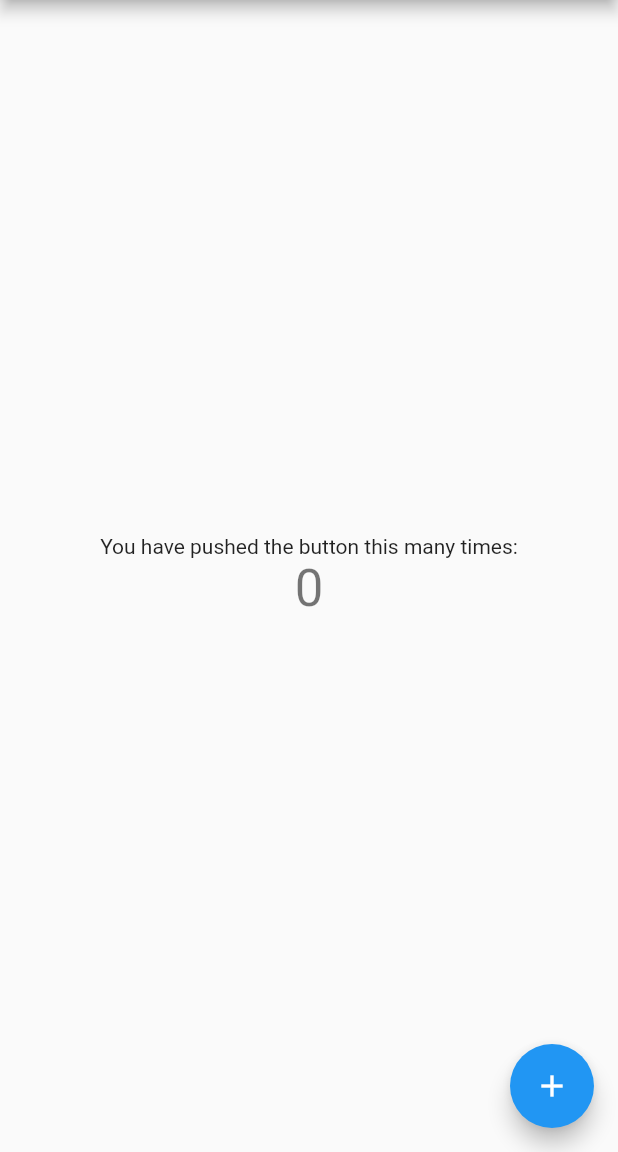
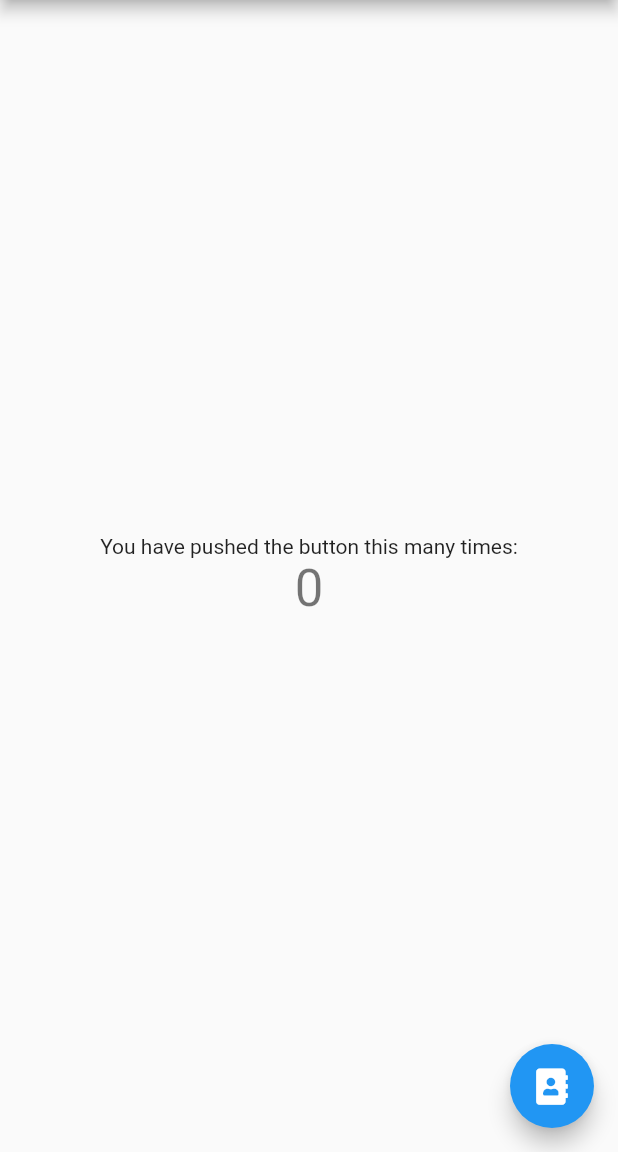
Before and after one commit to michsu0927/flutter-flutterapp, a Flutter app: the screen it shows after launch, on a phone screen of 412 x 824 dp, the part 84-1236 px from its top. Run offline on Flutter 3.47's test engine with Material 2 defaults, Android fonts, the phone set to English and light mode, and no system bars; our stand-ins replace font_awesome_flutter.

Commit message:
add FontAwesomeIcons

```diff
--- a/flutter_app/lib/main.dart
+++ b/flutter_app/lib/main.dart
@@ -1,4 +1,5 @@
 import 'package:flutter/material.dart';
+import 'package:font_awesome_flutter/font_awesome_flutter.dart';
 
 void main() {
   runApp(MyApp());
@@ -112,7 +113,7 @@ class _MyHomePageState extends State<MyHomePage> {
       floatingActionButton: FloatingActionButton(
         onPressed: _incrementCounter,
         tooltip: 'Increment',
-        child: Icon(Icons.add),
+        child: Icon(FontAwesomeIcons.solidAddressBook),
       ), // This trailing comma makes auto-formatting nicer for build methods.
     );
   }
--- a/flutter_app/pubspec.yaml
+++ b/flutter_app/pubspec.yaml
@@ -28,6 +28,10 @@ dependencies:
   # The following adds the Cupertino Icons font to your application.
   # Use with the CupertinoIcons class for iOS style icons.
   cupertino_icons: ^0.1.3
+
+  #https://pub.dev/packages/font_awesome_flutter/versions
+  #https://github.com/fluttercommunity/font_awesome_flutter
+  font_awesome_flutter: ^8.0.0
 
 dev_dependencies:
   flutter_test:
```
Also changed, not shown: flutter_app/pubspec.lock.
